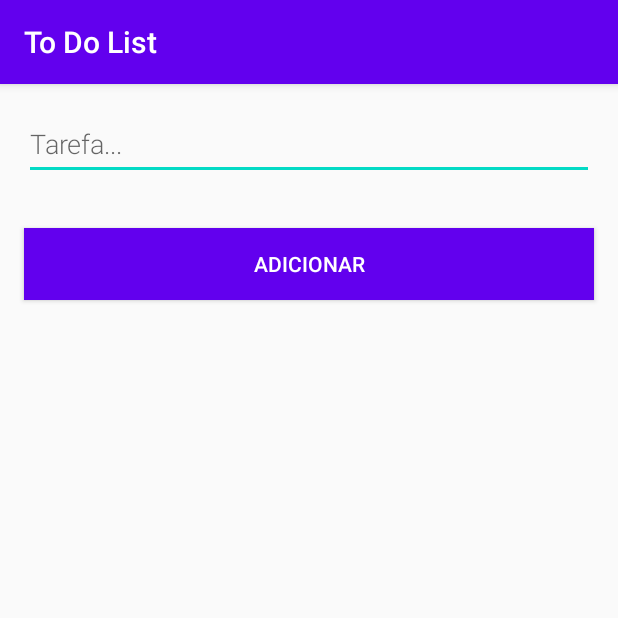
After one commit to Eduardo-Vieira/ToDoList, an Android app: the FormActivity screen opened directly, with no data from a screen before it, on a phone screen of 412 x 824 dp, the top half of it. The commit adds this screen. Run offline under Robolectric (Android 15) with nearby library versions, the phone set to English and light mode, and no system bars.

Commit message:
Melhoria no app

```diff
--- a/app/src/main/AndroidManifest.xml
+++ b/app/src/main/AndroidManifest.xml
@@ -10,6 +10,7 @@
         android:roundIcon="@mipmap/ic_launcher_round"
         android:supportsRtl="true"
         android:theme="@style/AppTheme">
+        <activity android:name=".view.FormActivity"></activity>
         <activity android:name=".view.MainActivity">
             <intent-filter>
                 <action android:name="android.intent.action.MAIN" />
--- /dev/null
+++ b/app/src/main/java/com/example/todolist/view/FormActivity.kt
@@ -0,0 +1,33 @@
+package com.example.todolist.view
+
+import android.app.Activity
+import android.content.Intent
+import android.os.Bundle
+import android.text.TextUtils
+import androidx.appcompat.app.AppCompatActivity
+import com.example.todolist.R
+import kotlinx.android.synthetic.main.activity_form.*
+
+class FormActivity : AppCompatActivity() {
+
+    override fun onCreate(savedInstanceState: Bundle?) {
+        super.onCreate(savedInstanceState)
+        setContentView(R.layout.activity_form)
+
+        button_save.setOnClickListener {
+            val replyIntent = Intent()
+            if (TextUtils.isEmpty(edit_Task.text)) {
+                setResult(Activity.RESULT_CANCELED, replyIntent)
+            } else {
+                val task = edit_Task.text.toString()
+                replyIntent.putExtra(EXTRA_REPLY, task)
+                setResult(Activity.RESULT_OK, replyIntent)
+            }
+            finish()
+        }
+    }
+
+    companion object {
+        const val EXTRA_REPLY = "com.example.android.todolist.REPLY"
+    }
+}
--- /dev/null
+++ b/app/src/main/res/drawable/ic_create_24dp.xml
@@ -0,0 +1,5 @@
+<vector android:height="24dp" android:tint="#FFFFFF"
+    android:viewportHeight="24.0" android:viewportWidth="24.0"
+    android:width="24dp" xmlns:android="http://schemas.android.com/apk/res/android">
+    <path android:fillColor="#FF000000" android:pathData="M3,17.25V21h3.75L17.81,9.94l-3.75,-3.75L3,17.25zM20.71,7.04c0.39,-0.39 0.39,-1.02 0,-1.41l-2.34,-2.34c-0.39,-0.39 -1.02,-0.39 -1.41,0l-1.83,1.83 3.75,3.75 1.83,-1.83z"/>
+</vector>
--- /dev/null
+++ b/app/src/main/res/layout/activity_form.xml
@@ -0,0 +1,27 @@
+<?xml version="1.0" encoding="utf-8"?>
+<LinearLayout xmlns:android="http://schemas.android.com/apk/res/android"
+android:orientation="vertical"
+android:layout_width="match_parent"
+android:layout_height="match_parent">
+
+<EditText
+    android:id="@+id/edit_Task"
+    android:layout_width="match_parent"
+    android:layout_height="wrap_content"
+    android:minHeight="@dimen/min_height"
+    android:fontFamily="sans-serif-light"
+    android:hint="@string/hint_task"
+    android:inputType="textAutoComplete"
+    android:layout_margin="@dimen/big_padding"
+    android:textSize="18sp" />
+
+<Button
+    android:id="@+id/button_save"
+    android:layout_width="match_parent"
+    android:layout_height="wrap_content"
+    android:background="@color/colorPrimary"
+    android:text="@string/button_save"
+    android:layout_margin="@dimen/big_padding"
+    android:textColor="@color/colcorWhite" />
+
+</LinearLayout>
--- /dev/null
+++ b/app/src/main/res/values/dimens.xml
@@ -0,0 +1,6 @@
+<?xml version="1.0" encoding="utf-8"?>
+<resources>
+    <dimen name="small_padding">8dp</dimen>
+    <dimen name="big_padding">16dp</dimen>
+    <dimen name="min_height">48dp</dimen>
+</resources>
--- a/app/src/main/res/values/strings.xml
+++ b/app/src/main/res/values/strings.xml
@@ -1,3 +1,8 @@
 <resources>
     <string name="app_name">To Do List</string>
+
+    <string name="hint_task">Tarefa...</string>
+    <string name="button_save">Adicionar</string>
+    <string name="empty_not_saved">Tarefa não salva porque está vazia.</string>
+
 </resources>
```
Also changed, not shown: app/src/main/java/com/example/todolist/view/MainActivity.kt (+37 -3 lines), app/src/main/res/layout/activity_main.xml (+1 -22 lines), app/src/main/res/menu/mnu_mainactivity.xml (added, +10 -0 lines), 1 other file.
